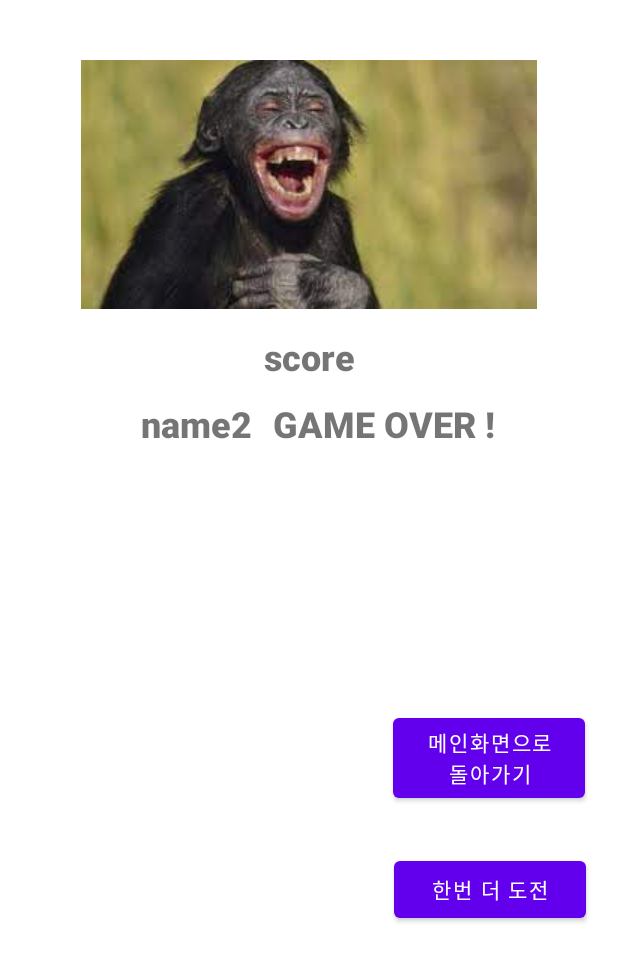
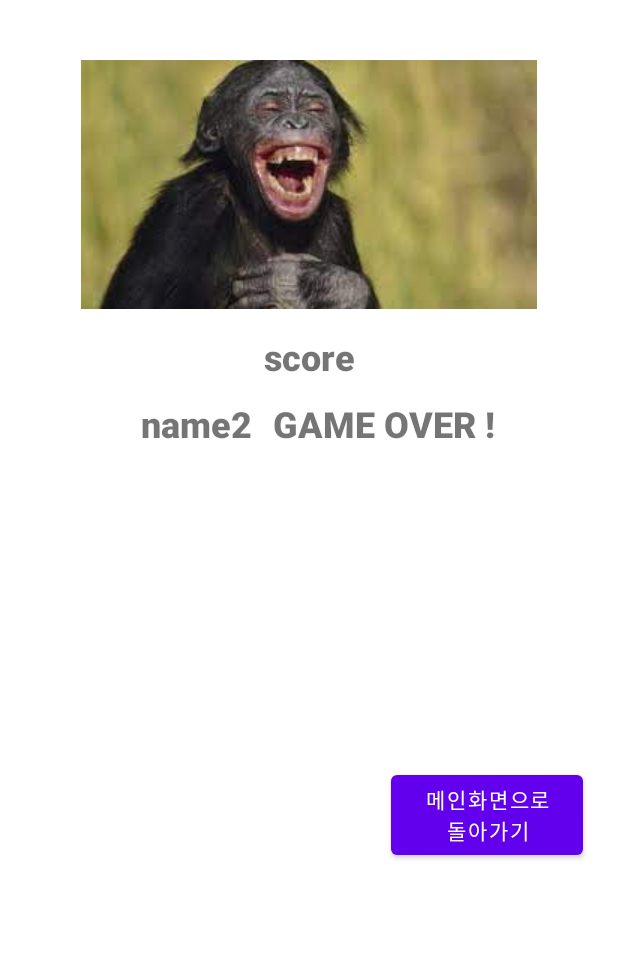
Before and after one commit to gabrielyoon7/Chimpanzee-Game, an Android app: the layout activity_bad_end.xml on its own in the app's theme, with its tools: preview values and no code run, on a phone screen of 412 x 824 dp. Shown: the top 961 px of the screen. Run offline under Robolectric (Android 15) with nearby library versions, the phone set to English and light mode, and no system bars.

Commit message:
게임 한번더 버튼 삭제

```diff
--- a/app/src/main/res/layout/activity_bad_end.xml
+++ b/app/src/main/res/layout/activity_bad_end.xml
@@ -41,28 +41,16 @@
         app:layout_constraintStart_toStartOf="@+id/imageView2" />
 
     <Button
-        android:id="@+id/replay"
-        android:layout_width="128dp"
-        android:layout_height="50dp"
-        android:text="한번 더 도전"
-        app:layout_constraintBottom_toBottomOf="parent"
-        app:layout_constraintEnd_toEndOf="parent"
-        app:layout_constraintHorizontal_bias="0.925"
-        app:layout_constraintStart_toStartOf="parent"
-        app:layout_constraintTop_toTopOf="parent"
-        app:layout_constraintVertical_bias="0.734" />
-
-    <Button
         android:id="@+id/goToMain"
         android:layout_width="128dp"
         android:layout_height="65dp"
         android:text="메인화면으로 돌아가기"
-        app:layout_constraintBottom_toTopOf="@+id/replay"
+        app:layout_constraintBottom_toBottomOf="parent"
         app:layout_constraintEnd_toEndOf="parent"
-        app:layout_constraintHorizontal_bias="0.923"
+        app:layout_constraintHorizontal_bias="0.917"
         app:layout_constraintStart_toStartOf="parent"
         app:layout_constraintTop_toTopOf="parent"
-        app:layout_constraintVertical_bias="0.94" />
+        app:layout_constraintVertical_bias="0.673" />
 
     <TextView
         android:id="@+id/badScore"
```
Also changed, not shown: app/src/main/java/kr/ac/kyonggi/chimpanzee_game/BadEndActivity.java (+0 -9 lines), app/src/main/java/kr/ac/kyonggi/chimpanzee_game/GoodEndActivity.java (+0 -9 lines), app/src/main/res/layout/activity_good_end.xml (+2 -14 lines).
